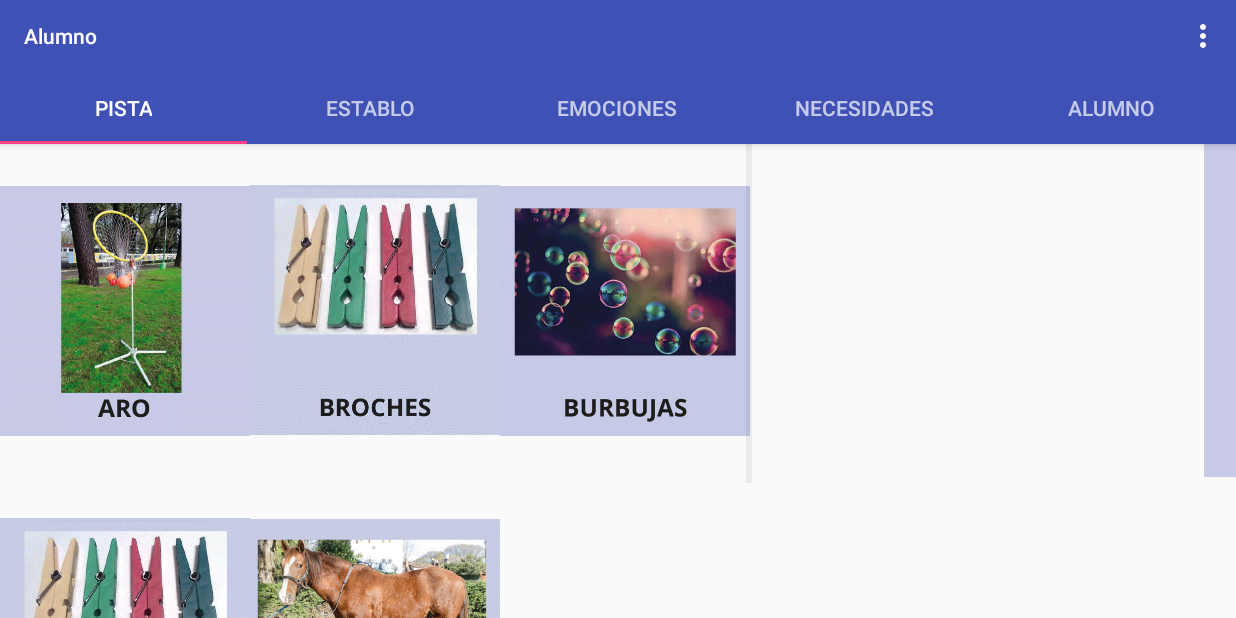
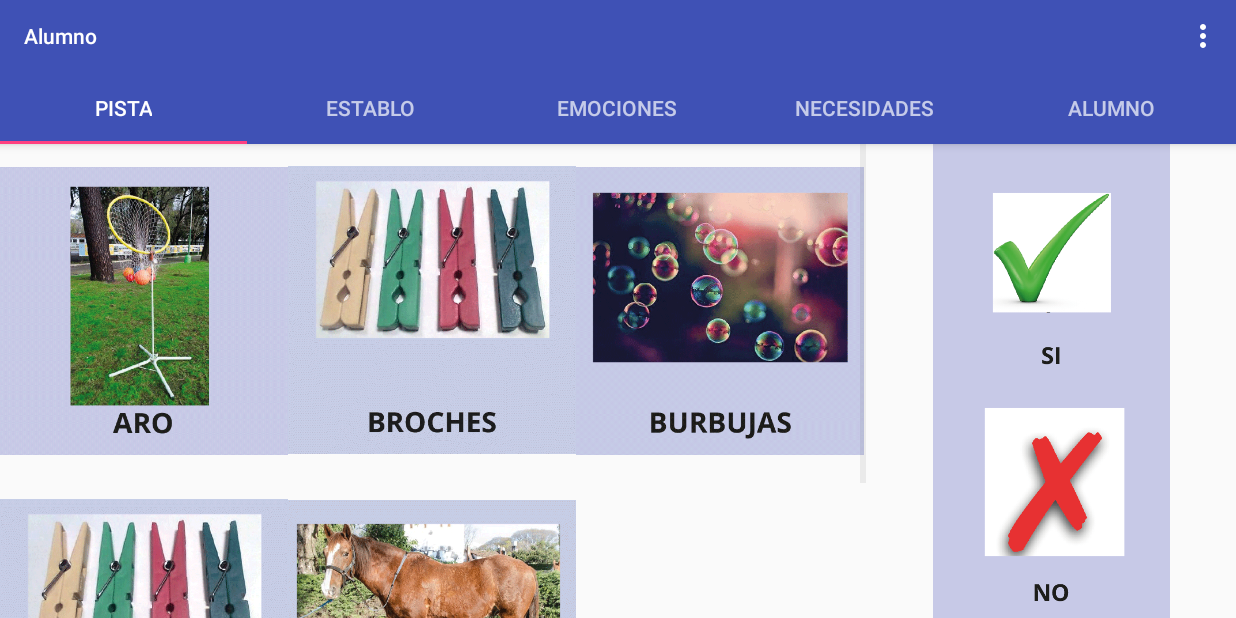
Before and after one commit to FEDE0D/Hermes, an Android app: the AlumnoActivity screen opened directly, with no data from a screen before it, on a phone screen of 824 x 412 dp (held sideways). Run offline under Robolectric (Android 15) with nearby library versions, the light colour scheme and no system bars.

Commit message:
fixed yes/no

```diff
--- a/project_comunicador/Hermes/app/src/main/java/com/grupo03/hermes/AlumnoActivity.java
+++ b/project_comunicador/Hermes/app/src/main/java/com/grupo03/hermes/AlumnoActivity.java
@@ -59,6 +59,13 @@ public class AlumnoActivity extends AppCompatActivity {
         layout.addView(iSi);
         layout.addView(iNo);
 
+        LinearLayout.LayoutParams params = (LinearLayout.LayoutParams) iSi.getLayoutParams();
+        params.weight = 0.5f;
+        iSi.setLayoutParams(params);
+
+        params = (LinearLayout.LayoutParams) iNo.getLayoutParams();
+        params.weight = 0.5f;
+        iNo.setLayoutParams(params);
 
     }
 
--- a/project_comunicador/Hermes/app/src/main/res/layout/content_alumno.xml
+++ b/project_comunicador/Hermes/app/src/main/res/layout/content_alumno.xml
@@ -13,27 +13,29 @@
     tools:showIn="@layout/activity_alumno"
     android:padding="0px">
 
-    <GridLayout
+    <LinearLayout
+        android:orientation="horizontal"
         android:layout_width="match_parent"
         android:layout_height="match_parent"
-        android:columnCount="2"
-        android:rowCount="1">
+        android:showDividers="middle">
 
         <android.support.v4.view.ViewPager
             android:id="@+id/pager"
-            android:layout_width="501dp"
+            android:layout_width="fill_parent"
             android:layout_height="fill_parent"
-            app:layout_behavior="@string/appbar_scrolling_view_behavior" />
+            app:layout_behavior="@string/appbar_scrolling_view_behavior"
+            android:layout_columnWeight="0.7"
+            android:layout_weight=".3" />
 
         <LinearLayout
             android:orientation="vertical"
             android:layout_width="fill_parent"
             android:layout_height="fill_parent"
             android:id="@+id/layoutOpciones"
-            android:weightSum=".3">
+            android:layout_columnWeight="0.3"
+            android:layout_weight=".7">
 
         </LinearLayout>
-
-    </GridLayout>
+    </LinearLayout>
 
 </RelativeLayout>
```
Also changed, not shown: 7 other files.
